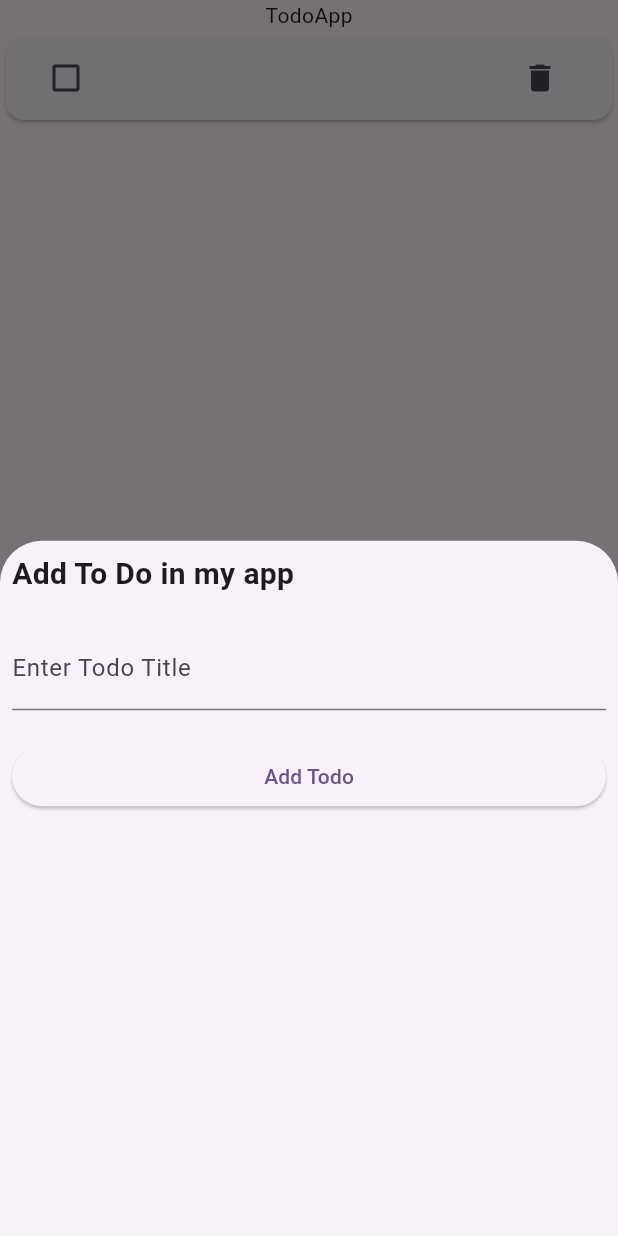
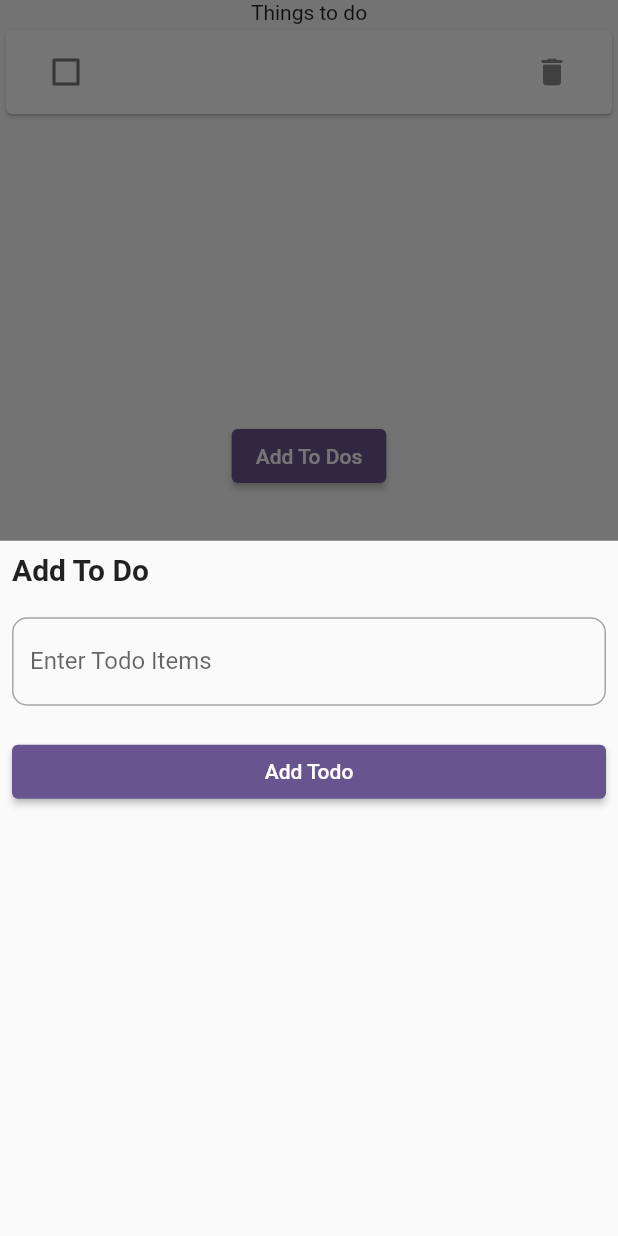
Before and after one commit to AdeebAbubacker/todo_app, a Flutter app: the TodoPage screen opened directly, after a tap on "Add To Dos", on a phone screen of 412 x 824 dp. Run offline on Flutter 3.47's test engine with Material 2 defaults, Android fonts, the light colour scheme and no system bars; our stand-ins replace bloc, cloud_firestore, firebase_auth, firebase_core, flutter_bloc, hive and 1 more; accounts and stored records are empty; network calls fail.

Commit message:
fourth commit

```diff
--- a/lib/main.dart
+++ b/lib/main.dart
@@ -47,7 +47,7 @@ class MyApp extends StatelessWidget {
         title: 'Flutter Demo',
         theme: ThemeData(
           colorScheme: ColorScheme.fromSeed(seedColor: Colors.deepPurple),
-          useMaterial3: true,
+          // useMaterial3: true,
         ),
         home: const SplashScreen(),
       ),
--- a/lib/presentation/completed/completed.dart
+++ b/lib/presentation/completed/completed.dart
@@ -4,8 +4,6 @@ import 'package:todo_clud/application/completed/completed_bloc.dart';
 import 'package:todo_clud/core/adapters/completed/completed.dart';
 import 'package:todo_clud/core/boxes/boxes_completed.dart';
 import 'package:todo_clud/core/boxes/boxes_todo.dart';
-
-
 
 class CompletedPage extends StatefulWidget {
   const CompletedPage({Key? key}) : super(key: key);
@@ -46,7 +44,7 @@ class _CompletedPageState extends State<CompletedPage> {
                 child: Column(
                   crossAxisAlignment: CrossAxisAlignment.center,
                   children: [
-                    const Text('TodoApp'),
+                    const Text('Your completed list'),
                     ListView.builder(
                       physics: const NeverScrollableScrollPhysics(),
                       shrinkWrap: true,
@@ -54,24 +52,20 @@ class _CompletedPageState extends State<CompletedPage> {
                       itemBuilder: (context, index) {
                         Completed completed = boxCompleted.getAt(index);
 
-
-
                         return Card(
                           child: ListTile(
                             leading: Checkbox(
-                                value: state.checked[
-                                    index],
+                                value: state.checked[index],
                                 onChanged: (value) {
                                   setState(() {
                                     value = false;
                                   });
                                   BlocProvider.of<CompletedBloc>(context).add(
-
-                                    CompletedCheckboxChangedEvent(index, value!),
+                                    CompletedCheckboxChangedEvent(
+                                        index, value!),
                                   );
                                 }),
                             title: Text(completed.name.toString()),
-
                           ),
                         );
                       },
@@ -79,7 +73,6 @@ class _CompletedPageState extends State<CompletedPage> {
                     const SizedBox(
                       height: 500,
                     ),
-
                   ],
                 ),
               ),
@@ -89,6 +82,4 @@ class _CompletedPageState extends State<CompletedPage> {
       ),
     );
   }
-
-
 }
--- a/lib/presentation/homepage/notificationsheet.dart
+++ b/lib/presentation/homepage/notificationsheet.dart
@@ -1,7 +1,6 @@
 import 'package:flutter/material.dart';
 import 'package:flutter_bloc/flutter_bloc.dart';
 import 'package:todo_clud/application/todo/todo_bloc.dart';
-
 
 class NotificationSheet extends StatelessWidget {
   NotificationSheet({super.key});
@@ -16,13 +15,16 @@ class NotificationSheet extends StatelessWidget {
         crossAxisAlignment: CrossAxisAlignment.stretch,
         children: [
           const Text(
-            'Add To Do in my app',
+            'Add To Do ',
             style: TextStyle(fontSize: 20.0, fontWeight: FontWeight.bold),
           ),
           const SizedBox(height: 20.0),
           TextFormField(
             controller: titlecontroller,
-            decoration: const InputDecoration(labelText: 'Enter Todo Title'),
+            decoration: const InputDecoration(
+                labelText: 'Enter Todo Items',
+                border: OutlineInputBorder(
+                    borderRadius: BorderRadius.all(Radius.circular(10)))),
           ),
           const SizedBox(height: 20.0),
           ElevatedButton(
--- a/lib/presentation/todo/todo.dart
+++ b/lib/presentation/todo/todo.dart
@@ -33,7 +33,6 @@ class _TodoPageState extends State<TodoPage> {
     titlecontroller.clear();
   }
 
-
   @override
   Widget build(BuildContext context) {
     return Scaffold(
@@ -45,7 +44,7 @@ class _TodoPageState extends State<TodoPage> {
                 child: Column(
                   crossAxisAlignment: CrossAxisAlignment.center,
                   children: [
-                    const Text('TodoApp'),
+                    const Text('Things to do'),
                     ListView.builder(
                       physics: const NeverScrollableScrollPhysics(),
                       shrinkWrap: true,
@@ -53,13 +52,10 @@ class _TodoPageState extends State<TodoPage> {
                       itemBuilder: (context, index) {
                         Todo todo = boxTodo.getAt(index);
 
-
-
                         return Card(
                           child: ListTile(
                             leading: Checkbox(
-                                value: state.checked[
-                                    index],
+                                value: state.checked[index],
                                 onChanged: (value) {
                                   BlocProvider.of<TodoBloc>(context).add(
                                     CheckboxChangedEvent(index, value!, '1'),
@@ -80,16 +76,17 @@ class _TodoPageState extends State<TodoPage> {
                       },
                     ),
                     const SizedBox(
-                      height: 500,
+                      height: 200,
                     ),
                     ElevatedButton(
                       onPressed: () {
                         _showNotificationSheet(context);
-
-
                       },
                       child: const Text('Add To Dos'),
                     ),
+                    SizedBox(
+                      height: 200,
+                    )
                   ],
                 ),
               ),
```
Also changed, not shown: 5 other files.
